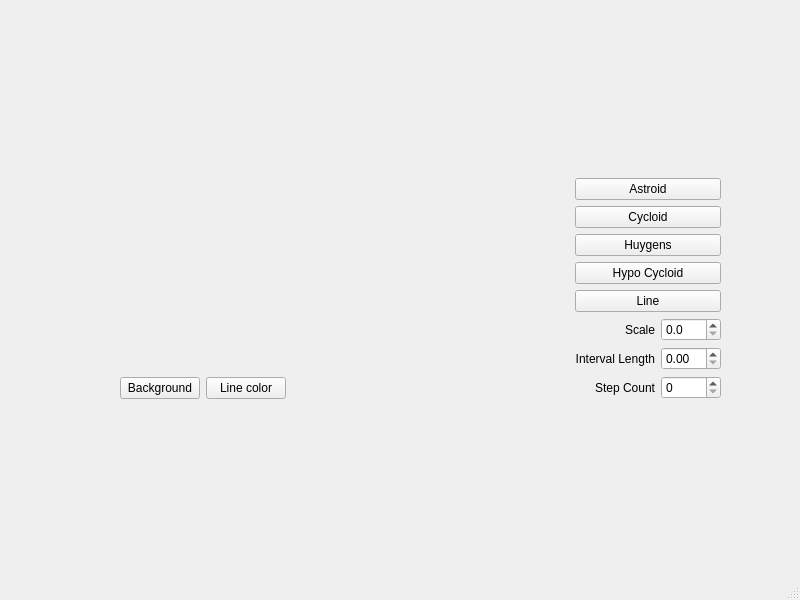
This is mainwindow.ui in umerm64/QtCurvesCpp as Qt 5 draws it before an edit. The edited form follows.
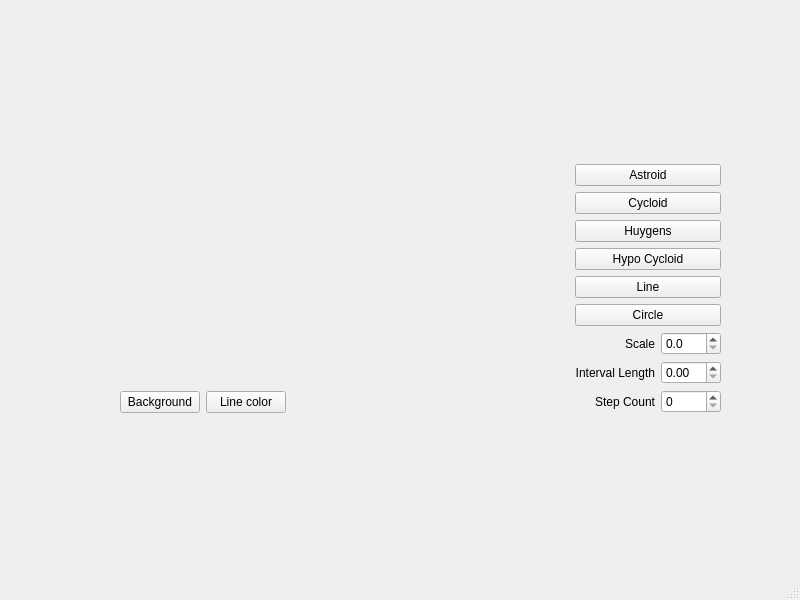
This is the edited form. Custom widgets are drawn as their Qt base class.

Commit message: Assignment 2 adding a circle

What changed in the file:
```diff
--- a/mainwindow.ui
+++ b/mainwindow.ui
@@ -99,6 +99,13 @@
          </property>
         </widget>
        </item>
+       <item>
+        <widget class="QPushButton" name="btnCircle">
+         <property name="text">
+          <string>Circle</string>
+         </property>
+        </widget>
+       </item>
        <item>
         <layout class="QHBoxLayout" name="horizontalLayout">
          <item>
```
The commit also changes 4 other files.
